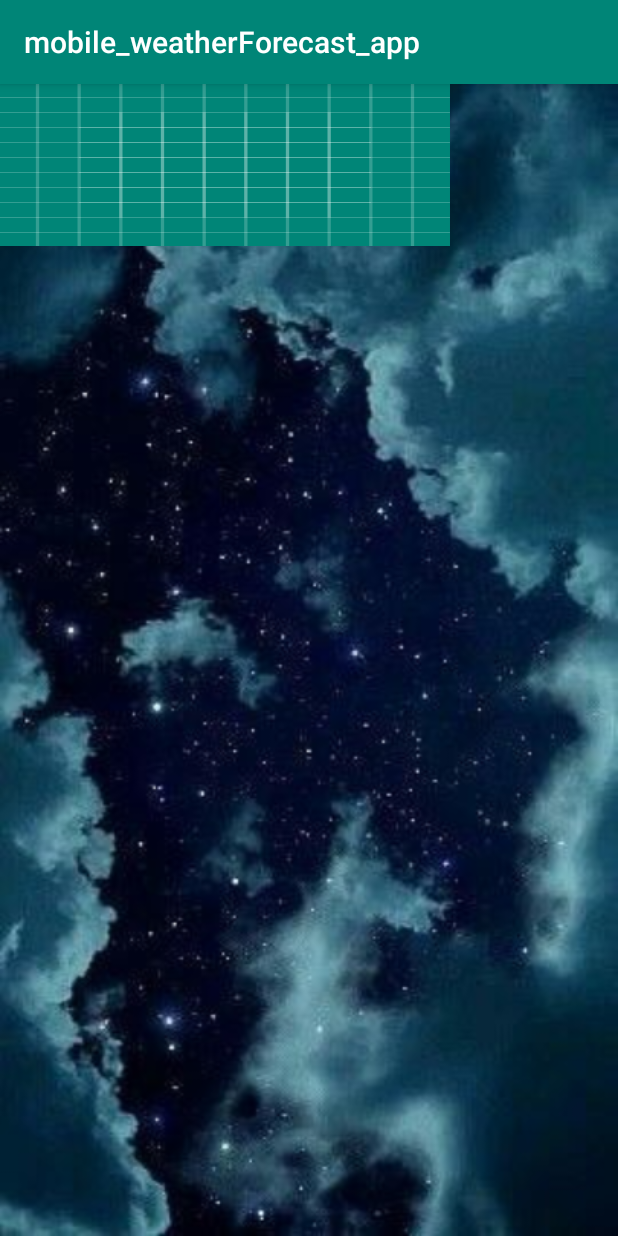
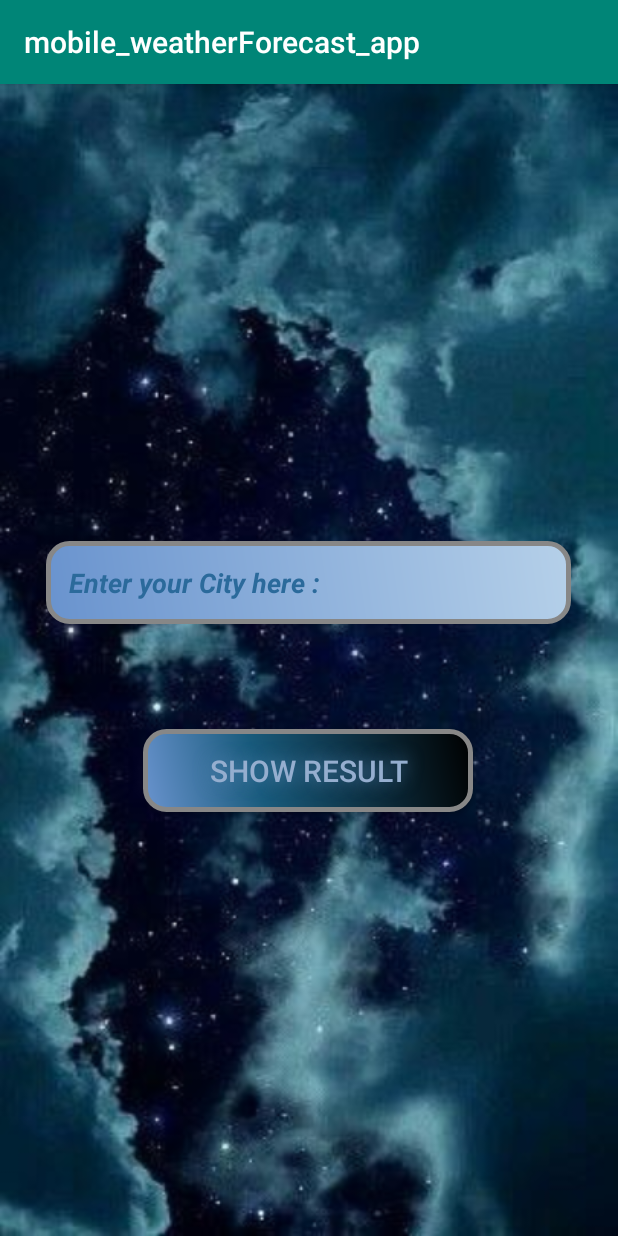
Before and after one commit to elahekhodaie/mobile_weatherForecast_app, an Android app: the screen it shows after launch (MainActivity), on a phone screen of 412 x 824 dp. Run offline under Robolectric (Android 15) with nearby library versions, the phone set to English and light mode, and no system bars.

Commit message:
the main page menu xml file is updated

```diff
--- a/app/src/main/res/layout/activity_main.xml
+++ b/app/src/main/res/layout/activity_main.xml
@@ -7,27 +7,52 @@
     android:background="@drawable/nightsky"
     tools:context=".MainActivity">
 
-    <TextView
-        android:layout_width="150dp"
-        android:layout_height="36dp"
-        android:text="Enter Your City Name"
-        app:layout_constraintLeft_toLeftOf="parent"
-        app:layout_constraintRight_toRightOf="parent"
+    <Button
+        android:id="@+id/angry_btn"
+        android:layout_width="220dp"
+        android:layout_height="55dp"
+        android:layout_marginStart="70dp"
+
+        android:layout_marginLeft="70dp"
+        android:layout_marginEnd="70dp"
+        android:layout_marginRight="70dp"
+        android:layout_marginBottom="269dp"
+        android:background="@drawable/buttonshape"
+        android:shadowColor="#4F7EA8"
+        android:shadowDx="0"
+        android:shadowDy="0"
+        android:shadowRadius="15"
+        android:text="show result"
+        android:textColor="#95aecf"
+        android:textSize="20sp"
+        app:layout_constraintBottom_toBottomOf="parent"
+        app:layout_constraintEnd_toEndOf="parent"
+        app:layout_constraintHorizontal_bias="0.49"
+        app:layout_constraintStart_toStartOf="parent"
+        app:layout_constraintTop_toBottomOf="@+id/cityName" />
+
+    <EditText
+        android:id="@+id/cityName"
+        android:layout_width="350dp"
+        android:layout_height="wrap_content"
+        android:layout_centerHorizontal="true"
+        android:layout_marginTop="291dp"
+        android:layout_marginBottom="57dp"
+        android:background="@drawable/textfieldshape"
+        android:hint="Enter your City here :"
+        android:cursorVisible="true"
+        app:layout_constraintCircleAngle="45"
+
+        android:inputType="textAutoComplete|textAutoCorrect"
+        android:padding="15dp"
+        android:textColorHint="#2b6a9b"
+        android:textStyle="bold|italic"
+        app:layout_constraintBottom_toTopOf="@+id/angry_btn"
+
+        app:layout_constraintEnd_toEndOf="parent"
+        app:layout_constraintHorizontal_bias="0.491"
+        app:layout_constraintStart_toStartOf="parent"
         app:layout_constraintTop_toTopOf="parent" />
 
 
-    <EditText
-        android:id="@+id/cityName"
-        android:layout_width="300dp"
-        android:layout_height="wrap_content"
-        android:background="@drawable/ic_launcher_background"
-
-
-        android:bufferType="editable"
-        android:inputType="textAutoComplete|textAutoCorrect"
-        android:visibility="visible"
-        tools:layout_editor_absoluteX="65dp"
-        tools:layout_editor_absoluteY="289dp" />
-
-
 </androidx.constraintlayout.widget.ConstraintLayout>
```
